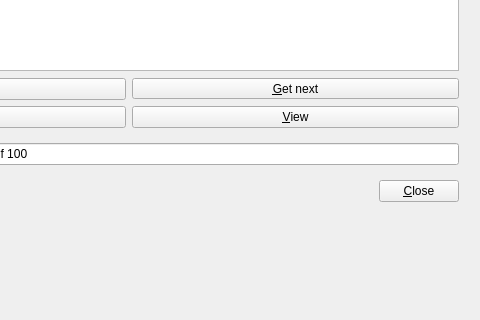
The window that plomclient/client/ui_files/marker.ui (plomgrading/plom-client) describes before a commit, drawn with Qt 5; both pictures show x 544 to 1024 and y 448 to 768 of the 1024 by 768 pixel window.
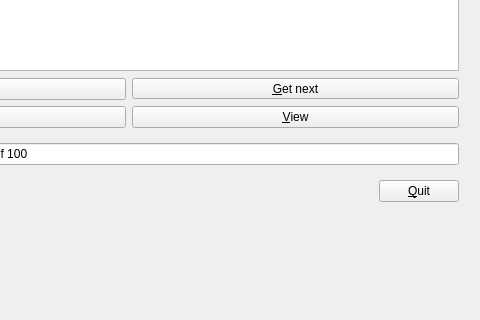
The same window after the commit. Custom widgets are drawn as their Qt base class.

Commit message: Just change close to quit

```diff
--- a/plomclient/client/ui_files/marker.ui
+++ b/plomclient/client/ui_files/marker.ui
@@ -391,7 +391,7 @@
              <enum>Qt::FocusPolicy::NoFocus</enum>
             </property>
             <property name="text">
-             <string>&amp;Close</string>
+             <string>&amp;Quit</string>
             </property>
            </widget>
           </item>
```
The commit also changes 1 other file.
